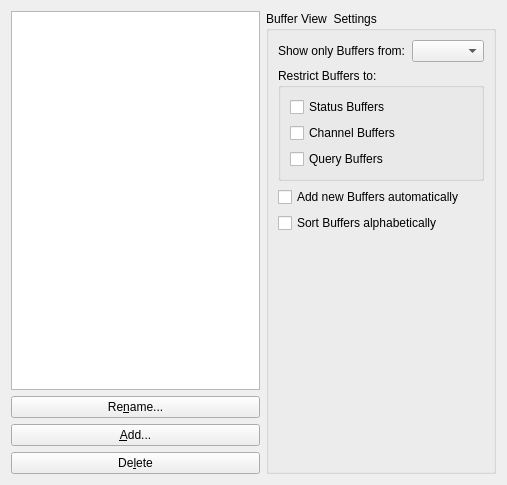
Qt form src/qtui/settingspages/bufferviewsettingspage.ui (quassel/quassel) before a commit.
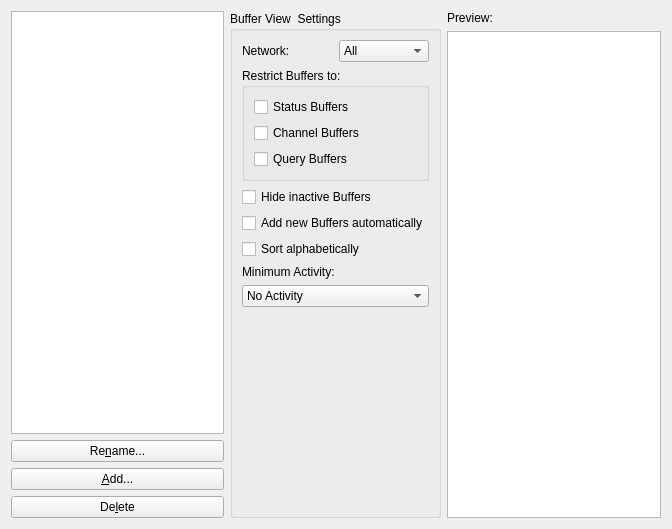
The same form after that commit. Icons and pictures are not drawn. Custom widgets are drawn as their Qt base class.

What changed in the file:
```diff
--- a/src/qtui/settingspages/bufferviewsettingspage.ui
+++ b/src/qtui/settingspages/bufferviewsettingspage.ui
@@ -5,8 +5,8 @@
    <rect>
     <x>0</x>
     <y>0</y>
-    <width>507</width>
-    <height>485</height>
+    <width>672</width>
+    <height>529</height>
    </rect>
   </property>
   <property name="windowTitle" >
@@ -85,12 +85,18 @@
         <item>
          <widget class="QLabel" name="label" >
           <property name="text" >
-           <string>Show only Buffers from:</string>
+           <string>Network:</string>
           </property>
          </widget>
         </item>
         <item>
-         <widget class="QComboBox" name="comboBox" />
+         <widget class="QComboBox" name="networkSelector" >
+          <item>
+           <property name="text" >
+            <string>All</string>
+           </property>
+          </item>
+         </widget>
         </item>
        </layout>
       </item>
@@ -125,7 +131,14 @@
        </widget>
       </item>
       <item>
-       <widget class="QCheckBox" name="checkBox_4" >
+       <widget class="QCheckBox" name="hideInactiveBuffers" >
+        <property name="text" >
+         <string>Hide inactive Buffers</string>
+        </property>
+       </widget>
+      </item>
+      <item>
+       <widget class="QCheckBox" name="addNewBuffersAutomatically" >
         <property name="text" >
          <string>Add new Buffers automatically</string>
         </property>
@@ -134,10 +147,41 @@
       <item>
        <widget class="QCheckBox" name="checkBox_5" >
         <property name="text" >
-         <string>Sort Buffers alphabetically</string>
+         <string>Sort alphabetically</string>
         </property>
        </widget>
       </item>
+      <item>
+       <widget class="QLabel" name="label_3" >
+        <property name="text" >
+         <string>Minimum Activity:</string>
+        </property>
+       </widget>
+      </item>
+      <item>
+       <widget class="QComboBox" name="minimumActivitySelector" >
+        <item>
+         <property name="text" >
+          <string>No Activity</string>
+         </property>
+        </item>
+        <item>
+         <property name="text" >
+          <string>Other Activity</string>
+         </property>
+        </item>
+        <item>
+         <property name="text" >
+          <string>New Message</string>
+         </property>
+        </item>
+        <item>
+         <property name="text" >
+          <string>Highlight</string>
+         </property>
+        </item>
+       </widget>
+      </item>
       <item>
        <spacer>
         <property name="orientation" >
@@ -154,8 +198,29 @@
      </layout>
     </widget>
    </item>
+   <item>
+    <layout class="QVBoxLayout" >
+     <item>
+      <widget class="QLabel" name="label_2" >
+       <property name="text" >
+        <string>Preview:</string>
+       </property>
+      </widget>
+     </item>
+     <item>
+      <widget class="BufferView" name="bufferViewPreview" />
+     </item>
+    </layout>
+   </item>
   </layout>
  </widget>
+ <customwidgets>
+  <customwidget>
+   <class>BufferView</class>
+   <extends>QTreeView</extends>
+   <header>bufferview.h</header>
+  </customwidget>
+ </customwidgets>
  <resources>
   <include location="../../icons/icons.qrc" />
  </resources>
```
Left out of the diff: 10 changed lines with no effect on the pictures.
